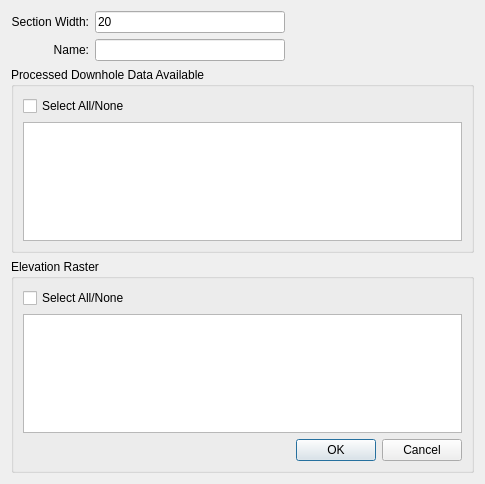
Old version of the form sectionMapCanvas_dialog_base.ui in the repository rolandhill/geoscience.
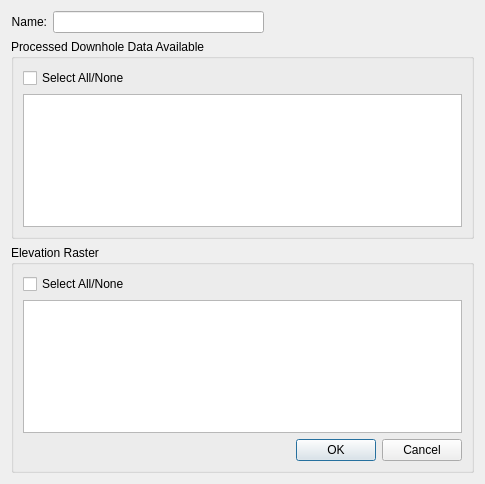
New version of the form.

Commit message: Fix jagged downhole data lines. Move section width for Map Canvas Tool to preceding dialog. Fix half section width each side.

What changed in the file:
```diff
--- a/sectionMapCanvas_dialog_base.ui
+++ b/sectionMapCanvas_dialog_base.ui
@@ -16,40 +16,10 @@
   <layout class="QVBoxLayout" name="verticalLayout">
    <item>
     <layout class="QGridLayout" name="gridLayout_3">
-     <item row="0" column="2">
-      <spacer name="horizontalSpacer_7">
-       <property name="orientation">
-        <enum>Qt::Horizontal</enum>
-       </property>
-       <property name="sizeHint" stdset="0">
-        <size>
-         <width>40</width>
-         <height>20</height>
-        </size>
-       </property>
-      </spacer>
-     </item>
      <item row="0" column="1">
-      <widget class="QLineEdit" name="leSectionWidth">
-       <property name="text">
-        <string>20</string>
-       </property>
-       <property name="placeholderText">
-        <string>Total width of the section</string>
-       </property>
-      </widget>
+      <widget class="QLineEdit" name="leName"/>
      </item>
      <item row="0" column="0">
-      <widget class="QLabel" name="label">
-       <property name="text">
-        <string>Section Width:</string>
-       </property>
-       <property name="alignment">
-        <set>Qt::AlignRight|Qt::AlignTrailing|Qt::AlignVCenter</set>
-       </property>
-      </widget>
-     </item>
-     <item row="1" column="0">
       <widget class="QLabel" name="label_2">
        <property name="text">
         <string>Name:</string>
@@ -59,10 +29,7 @@
        </property>
       </widget>
      </item>
-     <item row="1" column="1">
-      <widget class="QLineEdit" name="leName"/>
-     </item>
-     <item row="1" column="2">
+     <item row="0" column="2">
       <spacer name="horizontalSpacer_8">
        <property name="orientation">
         <enum>Qt::Horizontal</enum>
```
The commit also changes 6 other files.
